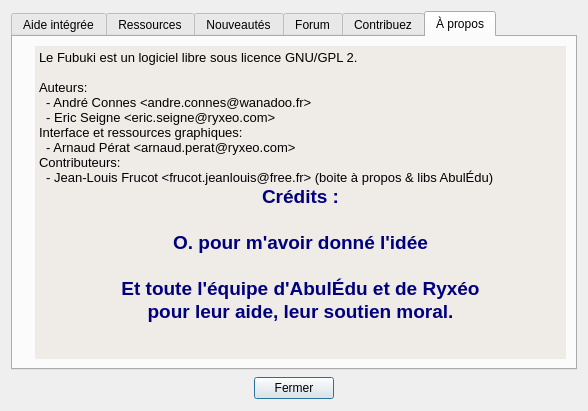
Txikilinux/leterrier-fubuki, file abuleduaproposv0.ui: the form before one commit.
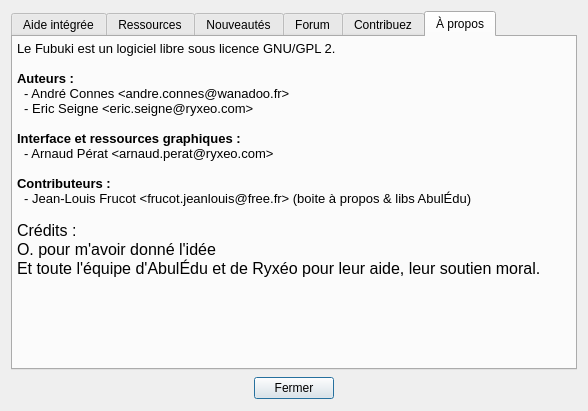
The form after the commit. The open tabs and pages were chosen to show the change. Icons and pictures are not drawn.

Commit message: modification visuelle pour la boite a propos

```diff
--- a/abuleduaproposv0.ui
+++ b/abuleduaproposv0.ui
@@ -224,47 +224,108 @@
        <string>À propos</string>
       </attribute>
       <layout class="QGridLayout" name="gridLayout_8">
+       <property name="margin">
+        <number>0</number>
+       </property>
+       <property name="spacing">
+        <number>0</number>
+       </property>
        <item row="0" column="0">
-        <layout class="QGridLayout" name="gridAbout">
-         <item row="0" column="1" rowspan="2">
           <widget class="QTextBrowser" name="textAbout">
            <property name="palette">
             <palette>
              <active>
+            <colorrole role="Button">
+             <brush brushstyle="SolidPattern">
+              <color alpha="0">
+               <red>0</red>
+               <green>0</green>
+               <blue>0</blue>
+              </color>
+             </brush>
+            </colorrole>
               <colorrole role="Base">
-               <brush brushstyle="SolidPattern">
+             <brush brushstyle="NoBrush">
                 <color alpha="255">
-                 <red>239</red>
-                 <green>235</green>
-                 <blue>231</blue>
+               <red>0</red>
+               <green>0</green>
+               <blue>0</blue>
+              </color>
+             </brush>
+            </colorrole>
+            <colorrole role="Window">
+             <brush brushstyle="SolidPattern">
+              <color alpha="0">
+               <red>0</red>
+               <green>0</green>
+               <blue>0</blue>
                 </color>
                </brush>
               </colorrole>
              </active>
              <inactive>
+            <colorrole role="Button">
+             <brush brushstyle="SolidPattern">
+              <color alpha="0">
+               <red>0</red>
+               <green>0</green>
+               <blue>0</blue>
+              </color>
+             </brush>
+            </colorrole>
               <colorrole role="Base">
-               <brush brushstyle="SolidPattern">
+             <brush brushstyle="NoBrush">
                 <color alpha="255">
-                 <red>239</red>
-                 <green>235</green>
-                 <blue>231</blue>
+               <red>0</red>
+               <green>0</green>
+               <blue>0</blue>
+              </color>
+             </brush>
+            </colorrole>
+            <colorrole role="Window">
+             <brush brushstyle="SolidPattern">
+              <color alpha="0">
+               <red>0</red>
+               <green>0</green>
+               <blue>0</blue>
                 </color>
                </brush>
               </colorrole>
              </inactive>
              <disabled>
+            <colorrole role="Button">
+             <brush brushstyle="SolidPattern">
+              <color alpha="0">
+               <red>0</red>
+               <green>0</green>
+               <blue>0</blue>
+              </color>
+             </brush>
+            </colorrole>
               <colorrole role="Base">
-               <brush brushstyle="SolidPattern">
+             <brush brushstyle="NoBrush">
                 <color alpha="255">
-                 <red>255</red>
-                 <green>255</green>
-                 <blue>255</blue>
+               <red>0</red>
+               <green>0</green>
+               <blue>0</blue>
+              </color>
+             </brush>
+            </colorrole>
+            <colorrole role="Window">
+             <brush brushstyle="SolidPattern">
+              <color alpha="0">
+               <red>0</red>
+               <green>0</green>
+               <blue>0</blue>
                 </color>
                </brush>
               </colorrole>
              </disabled>
             </palette>
            </property>
+         <property name="styleSheet">
+          <string notr="true">background: transparent;</string>
+         </property>
            <property name="frameShape">
             <enum>QFrame::NoFrame</enum>
            </property>
@@ -287,36 +348,24 @@
 &lt;td style=&quot;border: none;&quot;&gt;
 &lt;p style=&quot; margin-top:0px; margin-bottom:0px; margin-left:0px; margin-right:0px; -qt-block-indent:0; text-indent:0px;&quot;&gt;Le Fubuki est un logiciel libre sous licence GNU/GPL 2.&lt;/p&gt;
 &lt;p style=&quot;-qt-paragraph-type:empty; margin-top:0px; margin-bottom:0px; margin-left:0px; margin-right:0px; -qt-block-indent:0; text-indent:0px;&quot;&gt;&lt;/p&gt;
-&lt;p style=&quot; margin-top:0px; margin-bottom:0px; margin-left:0px; margin-right:0px; -qt-block-indent:0; text-indent:0px;&quot;&gt;Auteurs:&lt;/p&gt;
+&lt;p style=&quot; margin-top:0px; margin-bottom:0px; margin-left:0px; margin-right:0px; -qt-block-indent:0; text-indent:0px;&quot;&gt;&lt;span style=&quot; font-weight:600;&quot;&gt;Auteurs :&lt;/span&gt;&lt;/p&gt;
 &lt;p style=&quot; margin-top:0px; margin-bottom:0px; margin-left:0px; margin-right:0px; -qt-block-indent:0; text-indent:0px;&quot;&gt;  - André Connes &amp;lt;andre.connes@wanadoo.fr&amp;gt;&lt;/p&gt;
 &lt;p style=&quot; margin-top:0px; margin-bottom:0px; margin-left:0px; margin-right:0px; -qt-block-indent:0; text-indent:0px;&quot;&gt;  - Eric Seigne &amp;lt;eric.seigne@ryxeo.com&amp;gt;&lt;/p&gt;
-&lt;p style=&quot; margin-top:0px; margin-bottom:0px; margin-left:0px; margin-right:0px; -qt-block-indent:0; text-indent:0px;&quot;&gt;Interface et ressources graphiques:&lt;/p&gt;
+&lt;p style=&quot;-qt-paragraph-type:empty; margin-top:0px; margin-bottom:0px; margin-left:0px; margin-right:0px; -qt-block-indent:0; text-indent:0px;&quot;&gt;&lt;/p&gt;
+&lt;p style=&quot; margin-top:0px; margin-bottom:0px; margin-left:0px; margin-right:0px; -qt-block-indent:0; text-indent:0px;&quot;&gt;&lt;span style=&quot; font-weight:600;&quot;&gt;Interface et ressources graphiques :&lt;/span&gt;&lt;/p&gt;
 &lt;p style=&quot; margin-top:0px; margin-bottom:0px; margin-left:0px; margin-right:0px; -qt-block-indent:0; text-indent:0px;&quot;&gt;  - Arnaud Pérat &amp;lt;arnaud.perat@ryxeo.com&amp;gt;&lt;/p&gt;
-&lt;p style=&quot; margin-top:0px; margin-bottom:0px; margin-left:0px; margin-right:0px; -qt-block-indent:0; text-indent:0px;&quot;&gt;Contributeurs:&lt;/p&gt;
+&lt;p style=&quot;-qt-paragraph-type:empty; margin-top:0px; margin-bottom:0px; margin-left:0px; margin-right:0px; -qt-block-indent:0; text-indent:0px;&quot;&gt;&lt;/p&gt;
+&lt;p style=&quot; margin-top:0px; margin-bottom:0px; margin-left:0px; margin-right:0px; -qt-block-indent:0; text-indent:0px;&quot;&gt;&lt;span style=&quot; font-weight:600;&quot;&gt;Contributeurs :&lt;/span&gt;&lt;/p&gt;
 &lt;p style=&quot; margin-top:0px; margin-bottom:0px; margin-left:0px; margin-right:0px; -qt-block-indent:0; text-indent:0px;&quot;&gt;  - Jean-Louis Frucot &amp;lt;frucot.jeanlouis@free.fr&amp;gt; (boite à propos &amp;amp; libs AbulÉdu)&lt;/p&gt;
-&lt;p align=&quot;center&quot; style=&quot; margin-top:0px; margin-bottom:0px; margin-left:0px; margin-right:0px; -qt-block-indent:0; text-indent:0px;&quot;&gt;&lt;span style=&quot; font-family:'DejaVu Sans'; font-size:14pt; font-weight:600; color:#00007f;&quot;&gt;Crédits :&lt;/span&gt;&lt;/p&gt;
-&lt;p align=&quot;center&quot; style=&quot;-qt-paragraph-type:empty; margin-top:0px; margin-bottom:0px; margin-left:0px; margin-right:0px; -qt-block-indent:0; text-indent:0px; font-family:'DejaVu Sans'; font-size:14pt; font-weight:600; color:#00007f;&quot;&gt;&lt;/p&gt;
-&lt;p align=&quot;center&quot; style=&quot; margin-top:0px; margin-bottom:0px; margin-left:0px; margin-right:0px; -qt-block-indent:0; text-indent:0px;&quot;&gt;&lt;span style=&quot; font-family:'DejaVu Sans'; font-size:14pt; font-weight:600; color:#00007f;&quot;&gt;O. pour m'avoir donné l'idée&lt;/span&gt;&lt;/p&gt;
-&lt;p align=&quot;center&quot; style=&quot;-qt-paragraph-type:empty; margin-top:0px; margin-bottom:0px; margin-left:0px; margin-right:0px; -qt-block-indent:0; text-indent:0px; font-family:'DejaVu Sans'; font-size:14pt; font-weight:600; color:#00007f;&quot;&gt;&lt;/p&gt;
-&lt;p align=&quot;center&quot; style=&quot; margin-top:0px; margin-bottom:0px; margin-left:0px; margin-right:0px; -qt-block-indent:0; text-indent:0px;&quot;&gt;&lt;span style=&quot; font-family:'DejaVu Sans'; font-size:14pt; font-weight:600; color:#00007f;&quot;&gt;Et toute l'équipe d'AbulÉdu et de Ryxéo&lt;/span&gt;&lt;/p&gt;
-&lt;p align=&quot;center&quot; style=&quot; margin-top:0px; margin-bottom:0px; margin-left:0px; margin-right:0px; -qt-block-indent:0; text-indent:0px;&quot;&gt;&lt;span style=&quot; font-family:'DejaVu Sans'; font-size:14pt; font-weight:600; color:#00007f;&quot;&gt;pour leur aide, leur soutien moral.&lt;/span&gt;&lt;/p&gt;&lt;/td&gt;&lt;/tr&gt;&lt;/table&gt;&lt;/body&gt;&lt;/html&gt;</string>
+&lt;p style=&quot;-qt-paragraph-type:empty; margin-top:0px; margin-bottom:0px; margin-left:0px; margin-right:0px; -qt-block-indent:0; text-indent:0px;&quot;&gt;&lt;/p&gt;
+&lt;p style=&quot; margin-top:0px; margin-bottom:0px; margin-left:0px; margin-right:0px; -qt-block-indent:0; text-indent:0px;&quot;&gt;&lt;span style=&quot; font-family:'DejaVu Sans'; font-size:12pt; color:#000000;&quot;&gt;Crédits :&lt;/span&gt;&lt;/p&gt;
+&lt;p style=&quot; margin-top:0px; margin-bottom:0px; margin-left:0px; margin-right:0px; -qt-block-indent:0; text-indent:0px;&quot;&gt;&lt;span style=&quot; font-family:'DejaVu Sans'; font-size:12pt; color:#000000;&quot;&gt;O. pour m'avoir donné l'idée&lt;/span&gt;&lt;/p&gt;
+&lt;p style=&quot; margin-top:0px; margin-bottom:0px; margin-left:0px; margin-right:0px; -qt-block-indent:0; text-indent:0px;&quot;&gt;&lt;span style=&quot; font-family:'DejaVu Sans'; font-size:12pt; color:#000000;&quot;&gt;Et toute l'équipe d'AbulÉdu et de Ryxéo pour leur aide, leur soutien moral.&lt;/span&gt;&lt;/p&gt;&lt;/td&gt;&lt;/tr&gt;&lt;/table&gt;&lt;/body&gt;&lt;/html&gt;</string>
            </property>
            <property name="openExternalLinks">
             <bool>true</bool>
            </property>
           </widget>
-         </item>
-         <item row="0" column="0">
-          <widget class="QLabel" name="label">
-           <property name="text">
-            <string/>
-           </property>
-           <property name="pixmap">
-            <pixmap>data/images/will-win.png</pixmap>
-           </property>
-          </widget>
-         </item>
-        </layout>
        </item>
       </layout>
      </widget>
```
Left out of the diff: 13 changed lines with no effect on the pictures. Lines whose indentation alone changed are shown as unchanged.
